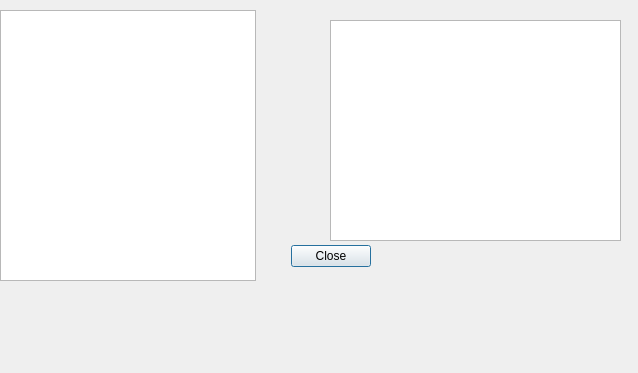
Old version of the form ui/history.ui in the repository Narfinger/reknote.
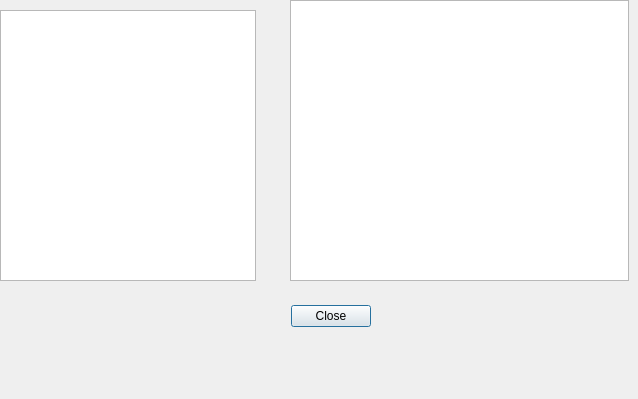
New version of the form.

Diff of the .ui file:
```diff
--- a/ui/history.ui
+++ b/ui/history.ui
@@ -7,7 +7,7 @@
     <x>0</x>
     <y>0</y>
     <width>638</width>
-    <height>373</height>
+    <height>399</height>
    </rect>
   </property>
   <property name="windowTitle">
@@ -17,7 +17,7 @@
    <property name="geometry">
     <rect>
      <x>30</x>
-     <y>240</y>
+     <y>300</y>
      <width>341</width>
      <height>32</height>
     </rect>
@@ -39,15 +39,32 @@
     </rect>
    </property>
   </widget>
-  <widget class="QTextEdit" name="textEdit">
+  <widget class="QTreeView" name="spikestreeview">
    <property name="geometry">
     <rect>
-     <x>330</x>
-     <y>20</y>
-     <width>291</width>
-     <height>221</height>
+     <x>290</x>
+     <y>0</y>
+     <width>339</width>
+     <height>281</height>
     </rect>
    </property>
+   <property name="font">
+    <font>
+     <pointsize>12</pointsize>
+    </font>
+   </property>
+   <property name="dragDropMode">
+    <enum>QAbstractItemView::DragDrop</enum>
+   </property>
+   <property name="defaultDropAction">
+    <enum>Qt::MoveAction</enum>
+   </property>
+   <property name="textElideMode">
+    <enum>Qt::ElideNone</enum>
+   </property>
+   <property name="wordWrap">
+    <bool>true</bool>
+   </property>
   </widget>
  </widget>
  <resources/>
```
